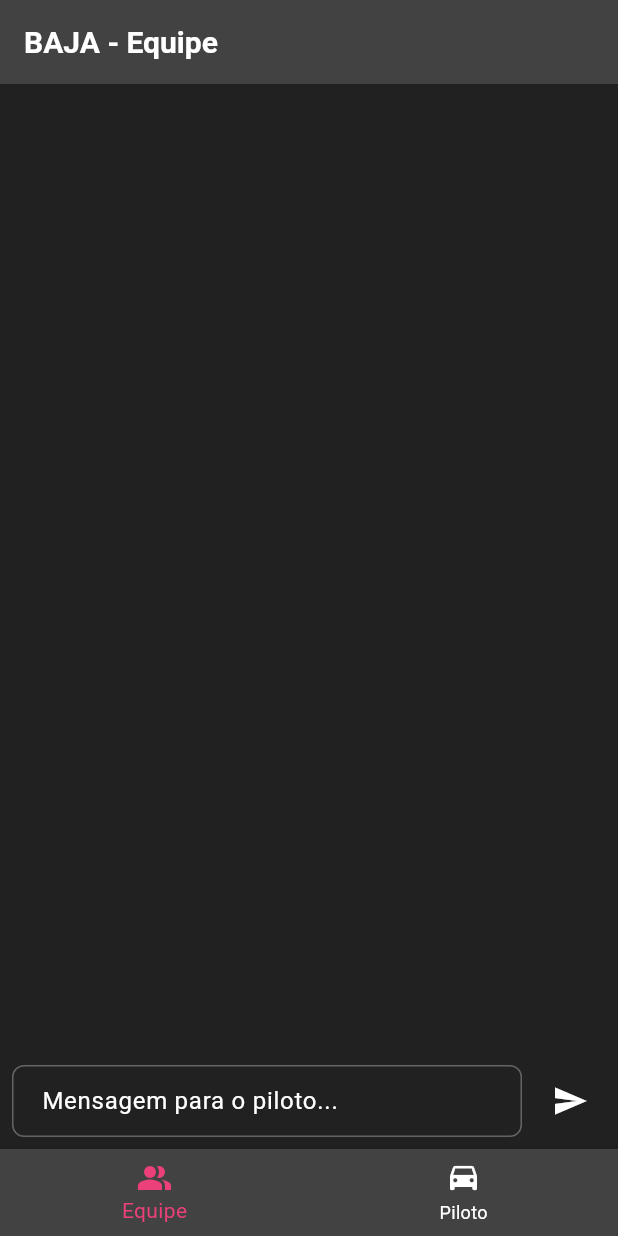
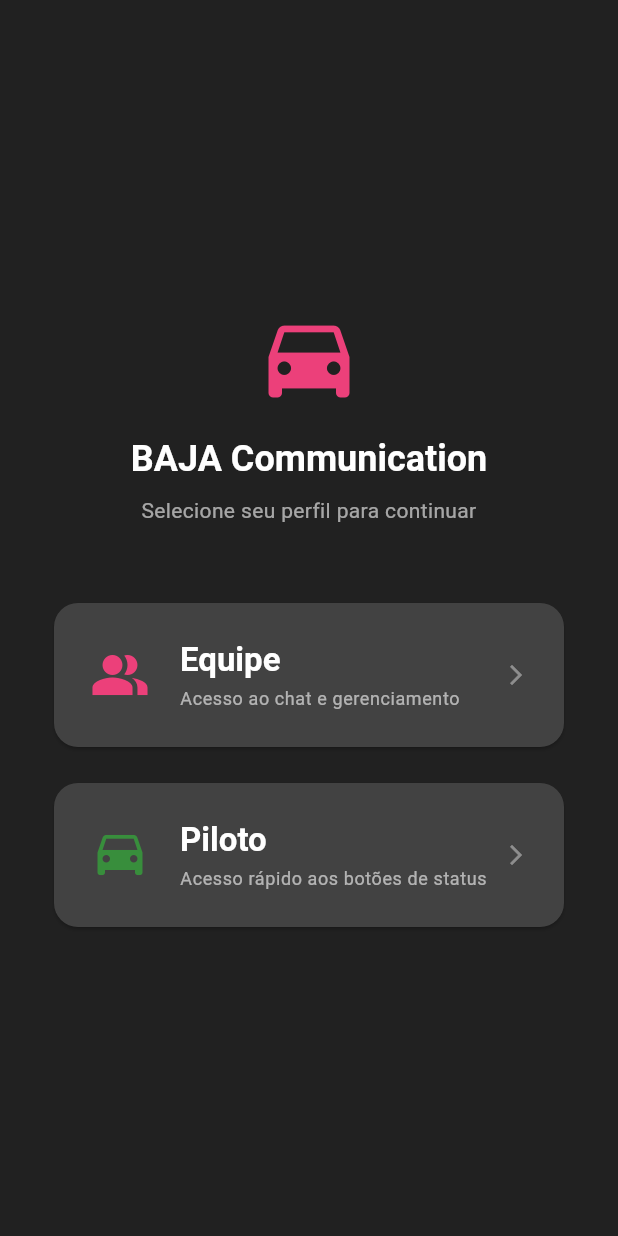
Before and after one commit to ZucattiBrabaum/ps-baja, a Flutter app: the screen it shows after launch, on a phone screen of 412 x 824 dp. Run offline on Flutter 3.47's test engine with Material 3 defaults, Android fonts, the phone set to English and light mode, and no system bars.

Commit message:
feat: adiciona tela de seleção de perfil

```diff
--- a/baja_ps_2/lib/main.dart
+++ b/baja_ps_2/lib/main.dart
@@ -4,6 +4,8 @@ import 'package:flutter/material.dart';
 void main() {
   runApp(const BajaApp());
 }
+
+enum UserProfile { pilot, team }
 
 class ChatMessage {
   final String id;
@@ -23,8 +25,21 @@ class ChatMessage {
 }
 
 class BajaChat extends ChangeNotifier {
+  UserProfile? _profile;
+  UserProfile? get profile => _profile;
+  bool get isLoggedIn => _profile != null;
+
+  void selectProfile(UserProfile profile) {
+    _profile = profile;
+    notifyListeners();
+  }
+
+  void logout() {
+    _profile = null;
+    notifyListeners();
+  }
+
   final List<ChatMessage> _messages = [];
-
   List<ChatMessage> get messages => _messages;
 
   List<String> _options = [
@@ -87,7 +102,7 @@ class BajaApp extends StatelessWidget {
 
     return ChangeNotifierProvider<BajaChat>(
       create: (_) => BajaChat(),
-      builder: (BuildContext context, Widget? child) {
+      builder: (context, _) {
         return MaterialApp(
           debugShowCheckedModeBanner: false,
           title: 'Baja Communication',
@@ -132,9 +147,129 @@ class BajaApp extends StatelessWidget {
               ),
             ),
           ),
-          home: const RootScreen(),
+          home: Consumer<BajaChat>(
+            builder: (context, chat, _) {
+              if (!chat.isLoggedIn) return const LoginScreen();
+              if (chat.profile == UserProfile.pilot) return const RootScreen(initialIndex: 1);
+              return const RootScreen(initialIndex: 0);
+            },
+          ),
         );
       },
+    );
+  }
+}
+
+class LoginScreen extends StatelessWidget {
+  const LoginScreen({super.key});
+
+  @override
+  Widget build(BuildContext context) {
+    final colorScheme = Theme.of(context).colorScheme;
+    final chat = Provider.of<BajaChat>(context, listen: false);
+
+    return Scaffold(
+      body: SafeArea(
+        child: Padding(
+          padding: const EdgeInsets.symmetric(horizontal: 32),
+          child: Column(
+            mainAxisAlignment: MainAxisAlignment.center,
+            crossAxisAlignment: CrossAxisAlignment.stretch,
+            children: [
+              Icon(Icons.directions_car, size: 72, color: colorScheme.primary),
+              const SizedBox(height: 16),
+              Text(
+                'BAJA Communication',
+                textAlign: TextAlign.center,
+                style: Theme.of(context).textTheme.headlineSmall?.copyWith(
+                      fontWeight: FontWeight.bold,
+                      color: colorScheme.onSurface,
+                    ),
+              ),
+              const SizedBox(height: 8),
+              Text(
+                'Selecione seu perfil para continuar',
+                textAlign: TextAlign.center,
+                style: Theme.of(context).textTheme.bodyMedium?.copyWith(
+                    color: colorScheme.onSurface.withOpacity(0.6)),
+              ),
+              const SizedBox(height: 48),
+              _ProfileCard(
+                icon: Icons.people_alt,
+                label: 'Equipe',
+                description: 'Acesso ao chat e gerenciamento',
+                color: colorScheme.primary,
+                onTap: () => chat.selectProfile(UserProfile.team),
+              ),
+              const SizedBox(height: 16),
+              _ProfileCard(
+                icon: Icons.drive_eta,
+                label: 'Piloto',
+                description: 'Acesso rápido aos botões de status',
+                color: colorScheme.secondary,
+                onTap: () => chat.selectProfile(UserProfile.pilot),
+              ),
+            ],
+          ),
+        ),
+      ),
+    );
+  }
+}
+
+class _ProfileCard extends StatelessWidget {
+  final IconData icon;
+  final String label;
+  final String description;
+  final Color color;
+  final VoidCallback onTap;
+
+  const _ProfileCard({
+    required this.icon,
+    required this.label,
+    required this.description,
+    required this.color,
+    required this.onTap,
+  });
+
+  @override
+  Widget build(BuildContext context) {
+    return Card(
+      color: Theme.of(context).colorScheme.surface,
+      shape: RoundedRectangleBorder(borderRadius: BorderRadius.circular(16)),
+      child: InkWell(
+        borderRadius: BorderRadius.circular(16),
+        onTap: onTap,
+        child: Padding(
+          padding: const EdgeInsets.all(24),
+          child: Row(
+            children: [
+              Icon(icon, size: 40, color: color),
+              const SizedBox(width: 20),
+              Expanded(
+                child: Column(
+                  crossAxisAlignment: CrossAxisAlignment.start,
+                  children: [
+                    Text(label,
+                        style: Theme.of(context).textTheme.titleLarge?.copyWith(
+                            fontWeight: FontWeight.bold)),
+                    const SizedBox(height: 4),
+                    Text(description,
+                        style: Theme.of(context).textTheme.bodySmall?.copyWith(
+                            color: Theme.of(context)
+                                .colorScheme
+                                .onSurface
+                                .withOpacity(0.6))),
+                  ],
+                ),
+              ),
+              Icon(Icons.arrow_forward_ios,
+                  size: 16,
+                  color: Theme.of(context).colorScheme.onSurface.withOpacity(0.4)),
+            ],
+          ),
+        ),
+      ),
     );
   }
 }
@@ -219,7 +354,17 @@ class _ChatScreenState extends State<ChatScreen> {
     final textTheme = Theme.of(context).textTheme;
 
     return Scaffold(
-      appBar: AppBar(title: const Text("BAJA - Equipe")),
+      appBar: AppBar(
+        title: const Text("BAJA - Equipe"),
+        actions: [
+          IconButton(
+            icon: const Icon(Icons.logout),
+            tooltip: 'Trocar perfil',
+            onPressed: () =>
+                Provider.of<BajaChat>(context, listen: false).logout(),
+          )
+        ],
+      ),
       body: Column(
         children: <Widget>[
           Expanded(
@@ -230,8 +375,8 @@ class _ChatScreenState extends State<ChatScreen> {
                   padding: const EdgeInsets.all(8),
                   itemCount: chatData.messages.length,
                   itemBuilder: (context, index) {
-                    final ChatMessage message = chatData.messages[chatData.messages.length - 1 - index];
-
+                    final ChatMessage message = chatData
+                        .messages[chatData.messages.length - 1 - index];
                     String? repliedContent;
                     if (message.originalMessageId != null) {
                       for (var msg in chatData.messages) {
@@ -241,7 +386,6 @@ class _ChatScreenState extends State<ChatScreen> {
                         }
                       }
                     }
-
                     return ChatMessageCard(
                       message: message,
                       repliedContent: repliedContent,
@@ -355,7 +499,17 @@ class PilotScreen extends StatelessWidget {
     final bajaChat = Provider.of<BajaChat>(context);
 
     return Scaffold(
-      appBar: AppBar(title: const Text("BAJA - Piloto")),
+      appBar: AppBar(
+        title: const Text("BAJA - Piloto"),
+        actions: [
+          IconButton(
+            icon: const Icon(Icons.logout),
+            tooltip: 'Trocar perfil',
+            onPressed: () =>
+                Provider.of<BajaChat>(context, listen: false).logout(),
+          )
+        ],
+      ),
       body: Padding(
         padding: const EdgeInsets.all(16),
         child: Column(
@@ -383,16 +537,23 @@ class PilotScreen extends StatelessWidget {
 }
 
 class RootScreen extends StatefulWidget {
-  const RootScreen({super.key});
+  final int initialIndex;
+  const RootScreen({super.key, this.initialIndex = 0});
 
   @override
   State<RootScreen> createState() => _RootScreenState();
 }
 
 class _RootScreenState extends State<RootScreen> {
-  int _selectedIndex = 0;
+  late int _selectedIndex;
 
-  static const _screens = <Widget>[
+  @override
+  void initState() {
+    super.initState();
+    _selectedIndex = widget.initialIndex;
+  }
+
+  final List<Widget> _screens = const [
     ChatScreen(),
     PilotScreen(),
   ];
@@ -402,7 +563,7 @@ class _RootScreenState extends State<RootScreen> {
     final colorScheme = Theme.of(context).colorScheme;
 
     return Scaffold(
-      body: Center(child: _screens[_selectedIndex]),
+      body: _screens[_selectedIndex],
       bottomNavigationBar: BottomNavigationBar(
         items: const <BottomNavigationBarItem>[
           BottomNavigationBarItem(icon: Icon(Icons.people_alt), label: 'Equipe'),
```
